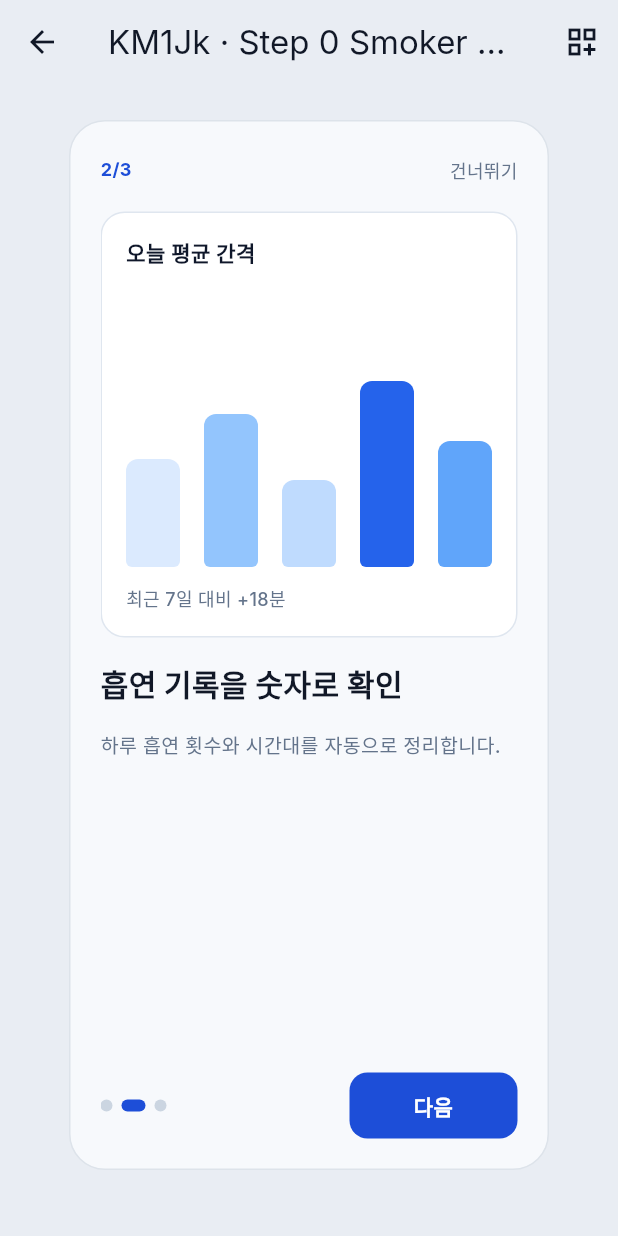
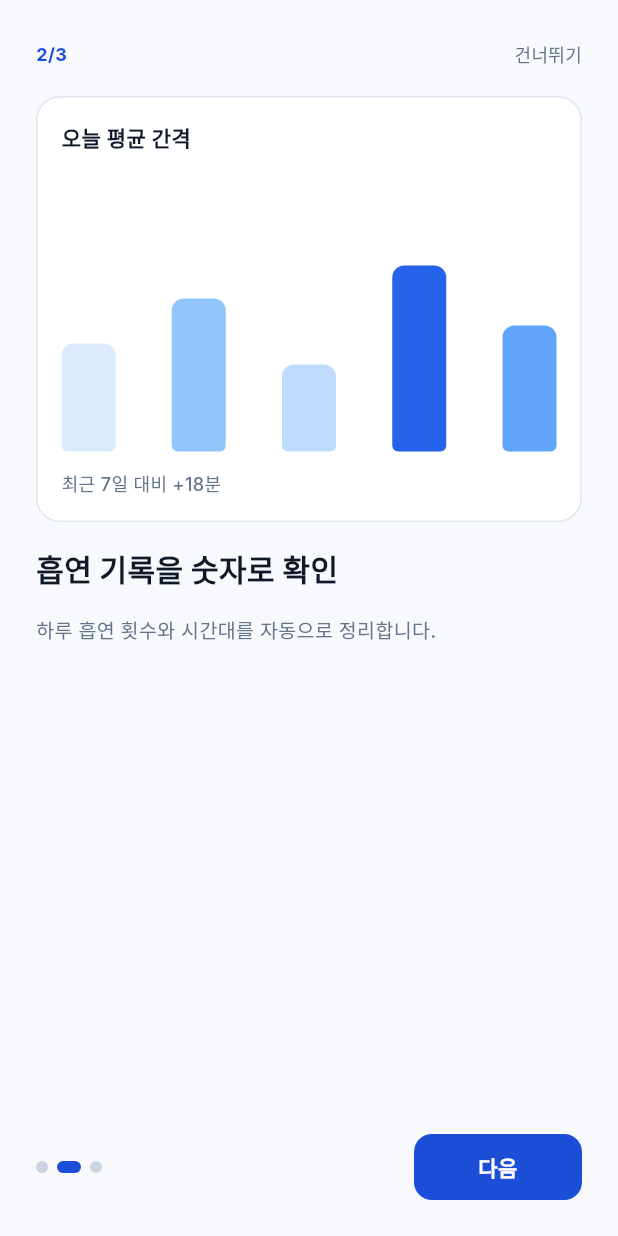
Before and after one commit to Forevernewvie/smoketimer, a Flutter app: the Step0SmokerTimerScreen screen opened by its route, after a tap on "다음", on a phone screen of 412 x 824 dp. Run offline on Flutter 3.47's test engine with Material 3 defaults, Android fonts, the phone set to English and light mode, and no system bars; our stand-ins replace flutter_local_notifications, flutter_riverpod, flutter_timezone, shared_preferences, timezone; accounts and stored records are empty; Roboto replaces fonts that are missing (Inter).

Commit message:
feat(ui): add bottom tabs + split screens

```diff
--- a/lib/screens/step0_smoker_timer_screen.dart
+++ b/lib/screens/step0_smoker_timer_screen.dart
@@ -50,16 +50,13 @@ class _Step0SmokerTimerScreenState
   @override
   Widget build(BuildContext context) {
     return Scaffold(
-      backgroundColor: const Color(0xFFE9EDF3),
-      appBar: const FrameRouteAppBar(
-        title: 'KM1Jk · Step 0 Smoker Timer',
-        currentRoute: Step0SmokerTimerScreen.routeName,
-      ),
+      backgroundColor: const Color(0xFFF7F9FC),
       body: SafeArea(
-        child: SingleChildScrollView(
+        child: Center(
+          child: ConstrainedBox(
+            constraints: const BoxConstraints(maxWidth: 520),
+            child: Padding(
               padding: const EdgeInsets.all(24),
-          child: Center(
-            child: PhoneShell(
               child: PageView(
                 controller: _pageController,
                 onPageChanged: (index) {
@@ -126,7 +123,13 @@ class _OnboardingPage extends StatelessWidget {
 
   @override
   Widget build(BuildContext context) {
-    return Column(
+    return LayoutBuilder(
+      builder: (context, constraints) {
+        return SingleChildScrollView(
+          child: ConstrainedBox(
+            constraints: BoxConstraints(minHeight: constraints.maxHeight),
+            child: IntrinsicHeight(
+              child: Column(
                 crossAxisAlignment: CrossAxisAlignment.start,
                 children: [
                   SizedBox(
@@ -205,6 +208,11 @@ class _OnboardingPage extends StatelessWidget {
                     ),
                   ),
                 ],
+              ),
+            ),
+          ),
+        );
+      },
     );
   }
 }
--- a/lib/screens/step1_screen.dart
+++ b/lib/screens/step1_screen.dart
@@ -11,7 +11,7 @@ import '../services/smoking_stats_service.dart';
 import '../services/time_formatter.dart';
 import '../widgets/pen_design_widgets.dart';
 
-class Step1Screen extends ConsumerWidget {
+class Step1Screen extends ConsumerStatefulWidget {
   const Step1Screen({super.key});
 
   static const routeName = '/step1';
@@ -27,7 +27,17 @@ class Step1Screen extends ConsumerWidget {
   };
 
   @override
-  Widget build(BuildContext context, WidgetRef ref) {
+  ConsumerState<Step1Screen> createState() => _Step1ScreenState();
+}
+
+class _Step1ScreenState extends ConsumerState<Step1Screen> {
+  int _tabIndex = 0;
+
+  static const _pagePadding = EdgeInsets.fromLTRB(24, 24, 24, 24);
+  static const _maxContentWidth = 520.0;
+
+  @override
+  Widget build(BuildContext context) {
     final state = ref.watch(appControllerProvider);
     final controller = ref.read(appControllerProvider.notifier);
 
@@ -83,20 +93,14 @@ class Step1Screen extends ConsumerWidget {
     );
 
     return Scaffold(
-      backgroundColor: const Color(0xFFE9EDF3),
-      appBar: const FrameRouteAppBar(
-        title: 'cOnQP · Step 1',
-        currentRoute: routeName,
-      ),
+      backgroundColor: const Color(0xFFF7F9FC),
       body: SafeArea(
-        child: SingleChildScrollView(
-          padding: const EdgeInsets.all(24),
-          child: SingleChildScrollView(
-            scrollDirection: Axis.horizontal,
-            child: Row(
-              crossAxisAlignment: CrossAxisAlignment.start,
+        child: IndexedStack(
+          index: _tabIndex,
           children: [
-                _HomeCard(
+            _scrollableTab(
+              key: const PageStorageKey('tab_home'),
+              child: _HomeCard(
                 elapsedMinutes: elapsedMinutes,
                 intervalMinutes: state.settings.intervalMinutes,
                 ringProgress: ringProgress,
@@ -105,8 +109,10 @@ class Step1Screen extends ConsumerWidget {
                 onAddRecord: controller.addSmokingRecord,
                 onUndoRecord: controller.undoLastRecord,
               ),
-                const SizedBox(width: 24),
-                _RecordCard(
+            ),
+            _scrollableTab(
+              key: const PageStorageKey('tab_record'),
+              child: _RecordCard(
                 period: state.recordPeriod,
                 records: periodRecords,
                 totalCount: totalCount,
@@ -115,8 +121,10 @@ class Step1Screen extends ConsumerWidget {
                 use24Hour: state.settings.use24Hour,
                 onPeriodChanged: controller.setRecordPeriod,
               ),
-                const SizedBox(width: 24),
-                _AlertCard(
+            ),
+            _scrollableTab(
+              key: const PageStorageKey('tab_alert'),
+              child: _AlertCard(
                 repeatEnabled: state.settings.repeatEnabled,
                 intervalMinutes: state.settings.intervalMinutes,
                 preAlertMinutes: state.settings.preAlertMinutes,
@@ -125,12 +133,14 @@ class Step1Screen extends ConsumerWidget {
                 onToggleRepeat: controller.toggleRepeatEnabled,
                 onCycleInterval: controller.cycleIntervalMinutes,
                 onCyclePreAlert: controller.cyclePreAlertMinutes,
-                  onPickRange: () => _pickAllowedWindow(context, ref, state),
+                onPickRange: () => _pickAllowedWindow(context, state),
                 onToggleWeekday: controller.toggleWeekday,
                 onSendTest: controller.sendTestNotification,
               ),
-                const SizedBox(width: 24),
-                _SettingsCard(
+            ),
+            _scrollableTab(
+              key: const PageStorageKey('tab_settings'),
+              child: _SettingsCard(
                 use24Hour: state.settings.use24Hour,
                 ringReferenceLabel: state.settings.ringReferenceLabel,
                 vibrationEnabled: state.settings.vibrationEnabled,
@@ -139,21 +149,58 @@ class Step1Screen extends ConsumerWidget {
                 onCycleRingReference: controller.cycleRingReference,
                 onToggleVibration: controller.toggleVibration,
                 onCycleSoundType: controller.cycleSoundType,
-                  onResetData: () => _confirmReset(context, ref),
+                onResetData: () => _confirmReset(context),
+              ),
             ),
           ],
         ),
       ),
+      bottomNavigationBar: NavigationBar(
+        selectedIndex: _tabIndex,
+        onDestinationSelected: (value) {
+          setState(() => _tabIndex = value);
+        },
+        destinations: const [
+          NavigationDestination(
+            icon: Icon(Icons.timer_outlined),
+            selectedIcon: Icon(Icons.timer_rounded),
+            label: '01 Home',
+          ),
+          NavigationDestination(
+            icon: Icon(Icons.receipt_long_outlined),
+            selectedIcon: Icon(Icons.receipt_long_rounded),
+            label: '02 Record',
+          ),
+          NavigationDestination(
+            icon: Icon(Icons.notifications_none_outlined),
+            selectedIcon: Icon(Icons.notifications_rounded),
+            label: '03 Alert',
+          ),
+          NavigationDestination(
+            icon: Icon(Icons.settings_outlined),
+            selectedIcon: Icon(Icons.settings_rounded),
+            label: '04 Settings',
+          ),
+        ],
+      ),
+    );
+  }
+
+  Widget _scrollableTab({required Key key, required Widget child}) {
+    return SingleChildScrollView(
+      key: key,
+      padding: _pagePadding,
+      child: Align(
+        alignment: Alignment.topCenter,
+        child: ConstrainedBox(
+          constraints: const BoxConstraints(maxWidth: _maxContentWidth),
+          child: child,
         ),
       ),
     );
   }
 
-  Future<void> _pickAllowedWindow(
-    BuildContext context,
-    WidgetRef ref,
-    AppState state,
-  ) async {
+  Future<void> _pickAllowedWindow(BuildContext context, AppState state) async {
     final use24Hour = state.settings.use24Hour;
     final startInitial = _toTimeOfDay(state.settings.allowedStartMinutes);
 
@@ -229,7 +276,7 @@ class Step1Screen extends ConsumerWidget {
         );
   }
 
-  Future<void> _confirmReset(BuildContext context, WidgetRef ref) async {
+  Future<void> _confirmReset(BuildContext context) async {
     final shouldReset = await showDialog<bool>(
       context: context,
       builder: (context) {
@@ -282,8 +329,7 @@ class _HomeCard extends StatelessWidget {
 
   @override
   Widget build(BuildContext context) {
-    return PhoneShell(
-      child: Column(
+    return Column(
       crossAxisAlignment: CrossAxisAlignment.start,
       children: [
         const SizedBox(
@@ -445,7 +491,6 @@ class _HomeCard extends StatelessWidget {
           ),
         ),
       ],
-      ),
     );
   }
 }
@@ -513,8 +558,7 @@ class _RecordCard extends StatelessWidget {
 
   @override
   Widget build(BuildContext context) {
-    return PhoneShell(
-      child: Column(
+    return Column(
       crossAxisAlignment: CrossAxisAlignment.start,
       children: [
         const Text(
@@ -593,7 +637,6 @@ class _RecordCard extends StatelessWidget {
           child: _RecordList(records: records, use24Hour: use24Hour),
         ),
       ],
-      ),
     );
   }
 }
@@ -802,8 +845,7 @@ class _AlertCard extends StatelessWidget {
 
   @override
   Widget build(BuildContext context) {
-    return PhoneShell(
-      child: Column(
+    return Column(
       crossAxisAlignment: CrossAxisAlignment.start,
       children: [
         const Text(
@@ -969,7 +1011,6 @@ class _AlertCard extends StatelessWidget {
           ),
         ),
       ],
-      ),
     );
   }
 }
@@ -999,8 +1040,7 @@ class _SettingsCard extends StatelessWidget {
 
   @override
   Widget build(BuildContext context) {
-    return PhoneShell(
-      child: Column(
+    return Column(
       crossAxisAlignment: CrossAxisAlignment.start,
       children: [
         const Text(
@@ -1098,7 +1138,6 @@ class _SettingsCard extends StatelessWidget {
           ),
         ),
       ],
-      ),
     );
   }
 }
```
Also changed, not shown: lib/screens/step0_splash_screen.dart (+32 -36 lines). Lines whose indentation alone changed are shown as unchanged.
